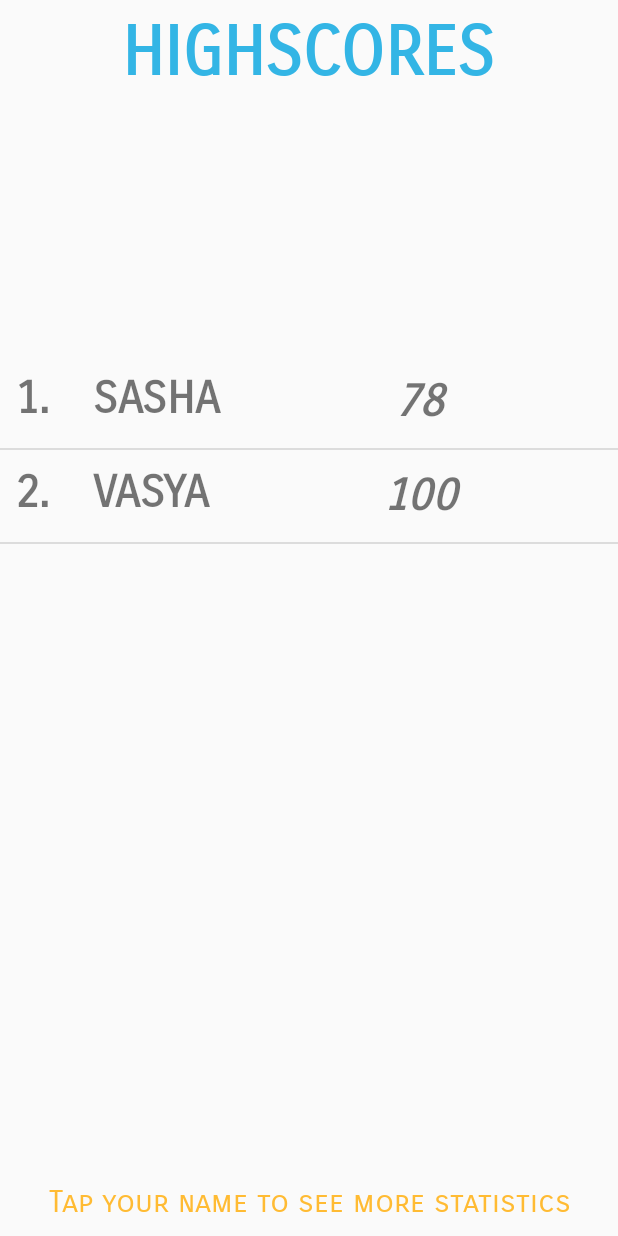
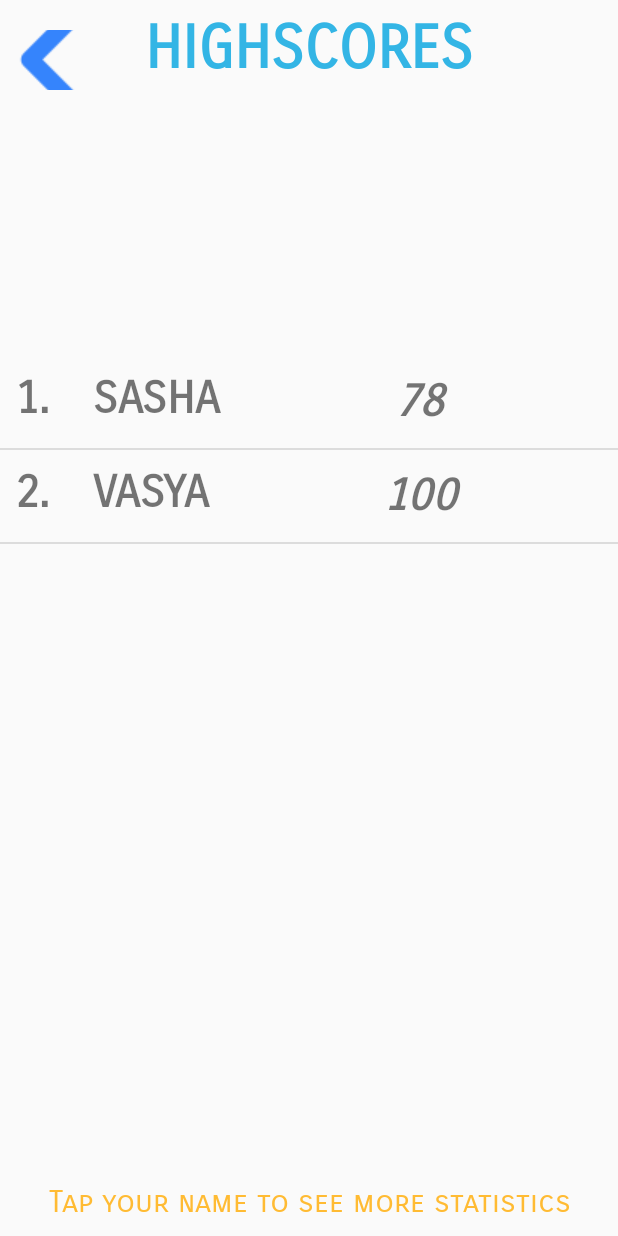
Before and after one commit to dnlrbz/Typo, an Android app: the ScoresActivity screen opened directly, with no data from a screen before it, on a phone screen of 412 x 824 dp. Run offline under Robolectric (Android 15) with nearby library versions, the phone set to English and light mode, and no system bars.

Commit message:
back button

```diff
--- a/app/src/main/java/at/ac/univie/hci/typo/View/ScoresActivity.java
+++ b/app/src/main/java/at/ac/univie/hci/typo/View/ScoresActivity.java
@@ -5,6 +5,8 @@ import android.support.v7.app.AppCompatActivity;
 import android.os.Bundle;
 import android.view.View;
 import android.widget.AdapterView;
+import android.widget.ImageButton;
+import android.widget.ImageView;
 import android.widget.ListView;
 
 import com.google.android.gms.plus.model.people.Person;
@@ -23,6 +25,7 @@ public class ScoresActivity extends AppCompatActivity {
 
     List<Score> scoreList;
     ListView listViewScores;
+    ImageButton buttonBack;
 
     @Override
     protected void onCreate(Bundle savedInstanceState) {
@@ -30,6 +33,12 @@ public class ScoresActivity extends AppCompatActivity {
         setContentView(R.layout.activity_scores);
 
         StatisticsController statisticsController = new StatisticsController();
+        buttonBack = (ImageButton) findViewById(R.id.buttonBack);
+
+
+
+
+
 
         scoreList = statisticsController.getScoresList();
 
@@ -55,6 +64,10 @@ public class ScoresActivity extends AppCompatActivity {
 
     }
 
+    public void openMainActivity(View view) {
+        startActivity(new Intent(this, MainActivity.class));
+    }
+
 
 
 
--- a/app/src/main/java/at/ac/univie/hci/typo/View/StatisticsActivity.java
+++ b/app/src/main/java/at/ac/univie/hci/typo/View/StatisticsActivity.java
@@ -2,10 +2,17 @@ package at.ac.univie.hci.typo.View;
 
 import android.support.v7.app.AppCompatActivity;
 import android.os.Bundle;
+import android.widget.ListView;
 
+import java.util.List;
+
+import at.ac.univie.hci.typo.Model.Score;
 import at.ac.univie.hci.typo.R;
 
 public class StatisticsActivity extends AppCompatActivity {
+
+    List<Score> statisticsList;
+    ListView listViewStatisctics;
 
     @Override
     protected void onCreate(Bundle savedInstanceState) {
@@ -13,6 +20,9 @@ public class StatisticsActivity extends AppCompatActivity {
         setContentView(R.layout.activity_statistics);
         Bundle bundle = getIntent().getExtras();
         String playerName = bundle.getString("playerName");
-        System.out.println("*******ACTIVITY STATISTICS OPENED FOR PLAYER: " + playerName);
+
+
+
+
     }
 }
--- a/app/src/main/res/layout/activity_scores.xml
+++ b/app/src/main/res/layout/activity_scores.xml
@@ -9,8 +9,9 @@
 
     <TextView
         android:id="@+id/textView"
-        android:layout_width="322dp"
+        android:layout_width="255dp"
         android:layout_height="wrap_content"
+        android:layout_alignParentEnd="false"
         android:layout_alignParentTop="true"
         android:layout_alignTop="@+id/listViewScores"
         android:layout_centerHorizontal="true"
@@ -22,7 +23,7 @@
         android:text="HIGHSCORES"
         android:textAlignment="center"
         android:textColor="@color/menuButtonColor"
-        android:textSize="45sp"
+        android:textSize="40sp"
         android:textStyle="bold" />
 
     <ListView
@@ -31,7 +32,8 @@
         android:layout_height="529dp"
         android:layout_alignParentBottom="true"
         android:layout_alignParentStart="true"
-        android:layout_marginBottom="57dp" />
+        android:layout_marginBottom="57dp"
+        android:layout_marginTop="5dp" />
 
     <TextView
         android:id="@+id/textView2"
@@ -48,4 +50,20 @@
         android:textAlignment="center"
         android:textColor="@android:color/holo_orange_light"
         android:textSize="20sp" />
+
+    <ImageButton
+        android:id="@+id/buttonBack"
+        android:layout_width="70dp"
+        android:layout_height="40dp"
+        android:layout_alignLeft="@+id/textView"
+        android:layout_alignParentStart="true"
+        android:layout_alignParentTop="true"
+        android:layout_alignTop="@+id/listViewScores"
+        android:layout_marginStart="10dp"
+        android:layout_marginTop="20dp"
+        android:background="@android:color/transparent"
+        android:onClick="openMainActivity"
+        android:paddingLeft="10dp"
+        app:srcCompat="@drawable/back_filled" />
+
 </RelativeLayout>
--- /dev/null
+++ b/app/src/main/res/layout/statistics_list_item.xml
@@ -0,0 +1,6 @@
+<?xml version="1.0" encoding="utf-8"?>
+<android.support.constraint.ConstraintLayout
+    xmlns:android="http://schemas.android.com/apk/res/android" android:layout_width="match_parent"
+    android:layout_height="match_parent">
+
+</android.support.constraint.ConstraintLayout>
```
Also changed, not shown: app/src/main/res/drawable/back_filled.png (added).
